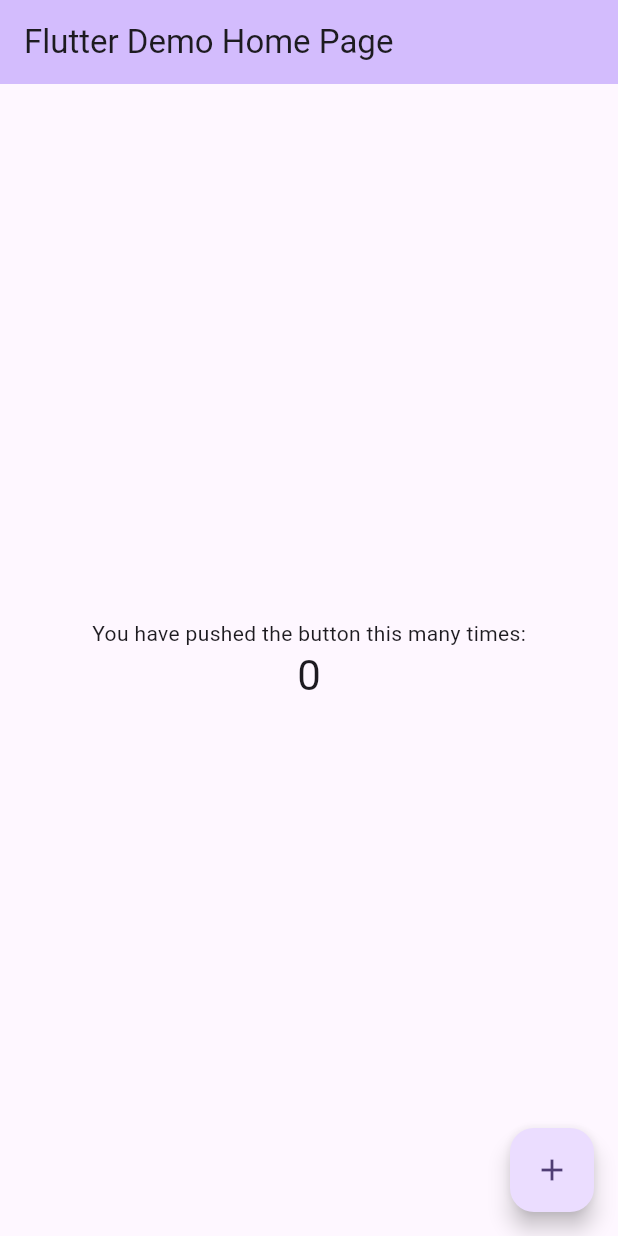
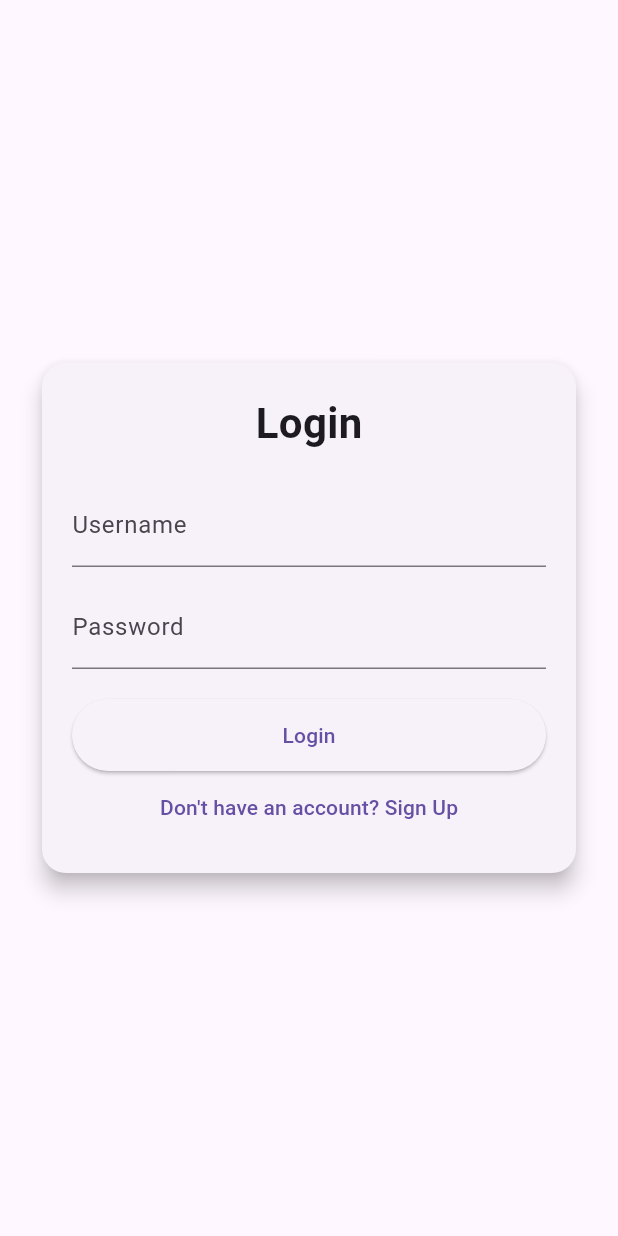
Before and after one commit to AlehandroDjadjev/DrawnOut, a Flutter app: the screen it shows after launch, on a phone screen of 412 x 824 dp. Run offline on Flutter 3.47's test engine with Material 3 defaults, Android fonts, the phone set to English and light mode, and no system bars; our stand-ins replace shared_preferences.

Commit message:
login/signup/home added

```diff
--- a/frontend/lib/main.dart
+++ b/frontend/lib/main.dart
@@ -1,122 +1,23 @@
 import 'package:flutter/material.dart';
+import 'pages/login.dart';
+import 'pages/signup.dart';
+import 'pages/home.dart';
 
-void main() {
-  runApp(const MyApp());
-}
+void main() => runApp(MyApp());
 
 class MyApp extends StatelessWidget {
-  const MyApp({super.key});
-
-  // This widget is the root of your application.
   @override
   Widget build(BuildContext context) {
     return MaterialApp(
-      title: 'Flutter Demo',
-      theme: ThemeData(
-        // This is the theme of your application.
-        //
-        // TRY THIS: Try running your application with "flutter run". You'll see
-        // the application has a purple toolbar. Then, without quitting the app,
-        // try changing the seedColor in the colorScheme below to Colors.green
-        // and then invoke "hot reload" (save your changes or press the "hot
-        // reload" button in a Flutter-supported IDE, or press "r" if you used
-        // the command line to start the app).
-        //
-        // Notice that the counter didn't reset back to zero; the application
-        // state is not lost during the reload. To reset the state, use hot
-        // restart instead.
-        //
-        // This works for code too, not just values: Most code changes can be
-        // tested with just a hot reload.
-        colorScheme: ColorScheme.fromSeed(seedColor: Colors.deepPurple),
-      ),
-      home: const MyHomePage(title: 'Flutter Demo Home Page'),
+      debugShowCheckedModeBanner: false,
+      title: 'Auth App',
+      theme: ThemeData(primarySwatch: Colors.blue),
+      routes: {
+        '/login': (context) => const LoginPage(),
+        '/signup': (context) => const SignupPage(),
+        '/home': (context) => const HomePage(),
+      },
+      initialRoute: '/login',
     );
   }
 }
-
-class MyHomePage extends StatefulWidget {
-  const MyHomePage({super.key, required this.title});
-
-  // This widget is the home page of your application. It is stateful, meaning
-  // that it has a State object (defined below) that contains fields that affect
-  // how it looks.
-
-  // This class is the configuration for the state. It holds the values (in this
-  // case the title) provided by the parent (in this case the App widget) and
-  // used by the build method of the State. Fields in a Widget subclass are
-  // always marked "final".
-
-  final String title;
-
-  @override
-  State<MyHomePage> createState() => _MyHomePageState();
-}
-
-class _MyHomePageState extends State<MyHomePage> {
-  int _counter = 0;
-
-  void _incrementCounter() {
-    setState(() {
-      // This call to setState tells the Flutter framework that something has
-      // changed in this State, which causes it to rerun the build method below
-      // so that the display can reflect the updated values. If we changed
-      // _counter without calling setState(), then the build method would not be
-      // called again, and so nothing would appear to happen.
-      _counter++;
-    });
-  }
-
-  @override
-  Widget build(BuildContext context) {
-    // This method is rerun every time setState is called, for instance as done
-    // by the _incrementCounter method above.
-    //
-    // The Flutter framework has been optimized to make rerunning build methods
-    // fast, so that you can just rebuild anything that needs updating rather
-    // than having to individually change instances of widgets.
-    return Scaffold(
-      appBar: AppBar(
-        // TRY THIS: Try changing the color here to a specific color (to
-        // Colors.amber, perhaps?) and trigger a hot reload to see the AppBar
-        // change color while the other colors stay the same.
-        backgroundColor: Theme.of(context).colorScheme.inversePrimary,
-        // Here we take the value from the MyHomePage object that was created by
-        // the App.build method, and use it to set our appbar title.
-        title: Text(widget.title),
-      ),
-      body: Center(
-        // Center is a layout widget. It takes a single child and positions it
-        // in the middle of the parent.
-        child: Column(
-          // Column is also a layout widget. It takes a list of children and
-          // arranges them vertically. By default, it sizes itself to fit its
-          // children horizontally, and tries to be as tall as its parent.
-          //
-          // Column has various properties to control how it sizes itself and
-          // how it positions its children. Here we use mainAxisAlignment to
-          // center the children vertically; the main axis here is the vertical
-          // axis because Columns are vertical (the cross axis would be
-          // horizontal).
-          //
-          // TRY THIS: Invoke "debug painting" (choose the "Toggle Debug Paint"
-          // action in the IDE, or press "p" in the console), to see the
-          // wireframe for each widget.
-          mainAxisAlignment: MainAxisAlignment.center,
-          children: <Widget>[
-            const Text('You have pushed the button this many times:'),
-            Text(
-              '$_counter',
-              style: Theme.of(context).textTheme.headlineMedium,
-            ),
-          ],
-        ),
-      ),
-      floatingActionButton: FloatingActionButton(
-        onPressed: _incrementCounter,
-        tooltip: 'Increment',
-        child: const Icon(Icons.add),
-      ), // This trailing comma makes auto-formatting nicer for build methods.
-    );
-  }
-}
--- /dev/null
+++ b/frontend/lib/pages/login.dart
@@ -0,0 +1,125 @@
+import 'package:flutter/material.dart';
+import 'package:http/http.dart' as http;
+import 'dart:convert';
+
+class LoginPage extends StatefulWidget {
+  const LoginPage({Key? key}) : super(key: key);
+
+  @override
+  _LoginPageState createState() => _LoginPageState();
+}
+
+class _LoginPageState extends State<LoginPage> {
+  final _formKey = GlobalKey<FormState>();
+  String _username = '';
+  String _password = '';
+  String? _errorMessage;
+  bool _isLoading = false;
+
+  void _login() async {
+    if (!_formKey.currentState!.validate()) return;
+
+    setState(() {
+      _isLoading = true;
+      _errorMessage = null;
+    });
+
+    try {
+      final response = await http.post(
+        Uri.parse('http://192.168.7.6:8000/api/auth/token/'),
+        headers: {'Content-Type': 'application/json'},
+        body: jsonEncode({'username': _username, 'password': _password}),
+      );
+
+      final data = jsonDecode(response.body);
+
+      if (response.statusCode == 200) {
+        Navigator.pushReplacementNamed(context, '/home');
+      } else {
+        setState(() {
+          _errorMessage = data['detail'] ?? 'Login failed';
+        });
+      }
+    } catch (e) {
+      setState(() {
+        _errorMessage = 'Could not connect to server';
+      });
+    }
+
+    setState(() {
+      _isLoading = false;
+    });
+  }
+
+  @override
+  Widget build(BuildContext context) {
+    return Scaffold(
+      body: Center(
+        child: SingleChildScrollView(
+          padding: const EdgeInsets.all(24),
+          child: Card(
+            elevation: 6,
+            shape:
+                RoundedRectangleBorder(borderRadius: BorderRadius.circular(16)),
+            child: Padding(
+              padding: const EdgeInsets.all(20),
+              child: Form(
+                key: _formKey,
+                child: Column(
+                  mainAxisSize: MainAxisSize.min,
+                  children: [
+                    Text(
+                      'Login',
+                      style:
+                          TextStyle(fontSize: 28, fontWeight: FontWeight.bold),
+                    ),
+                    const SizedBox(height: 20),
+                    TextFormField(
+                      decoration: InputDecoration(labelText: 'Username'),
+                      onChanged: (val) => _username = val,
+                      validator: (val) =>
+                          val!.isEmpty ? 'Enter a username' : null,
+                    ),
+                    const SizedBox(height: 12),
+                    TextFormField(
+                      decoration: InputDecoration(labelText: 'Password'),
+                      obscureText: true,
+                      onChanged: (val) => _password = val,
+                      validator: (val) =>
+                          val!.isEmpty ? 'Enter a password' : null,
+                    ),
+                    if (_errorMessage != null) ...[
+                      const SizedBox(height: 12),
+                      Text(
+                        _errorMessage!,
+                        style: TextStyle(color: Colors.red),
+                      ),
+                    ],
+                    const SizedBox(height: 20),
+                    ElevatedButton(
+                      onPressed: _isLoading ? null : _login,
+                      style: ElevatedButton.styleFrom(
+                        minimumSize: Size(double.infinity, 48),
+                      ),
+                      child: _isLoading
+                          ? CircularProgressIndicator(
+                              color: Colors.white,
+                            )
+                          : Text('Login'),
+                    ),
+                    TextButton(
+                      onPressed: () {
+                        Navigator.pushReplacementNamed(context, '/signup');
+                      },
+                      child: Text('Don\'t have an account? Sign Up'),
+                    ),
+                  ],
+                ),
+              ),
+            ),
+          ),
+        ),
+      ),
+    );
+  }
+}
```
Also changed, not shown: frontend/lib/pages/home.dart (added, +38 -0 lines), frontend/lib/pages/signup.dart (added, +125 -0 lines), frontend/pubspec.yaml (+6 -71 lines), frontend/lib/models/user.dart (deleted), frontend/pubspec.lock, 7 other files.
